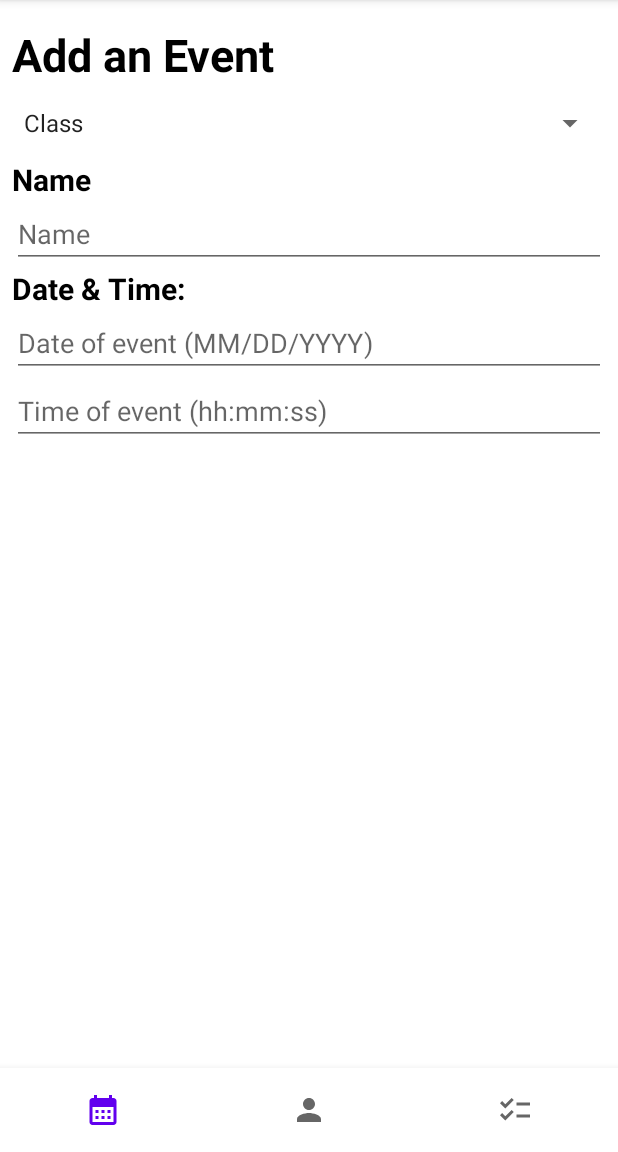
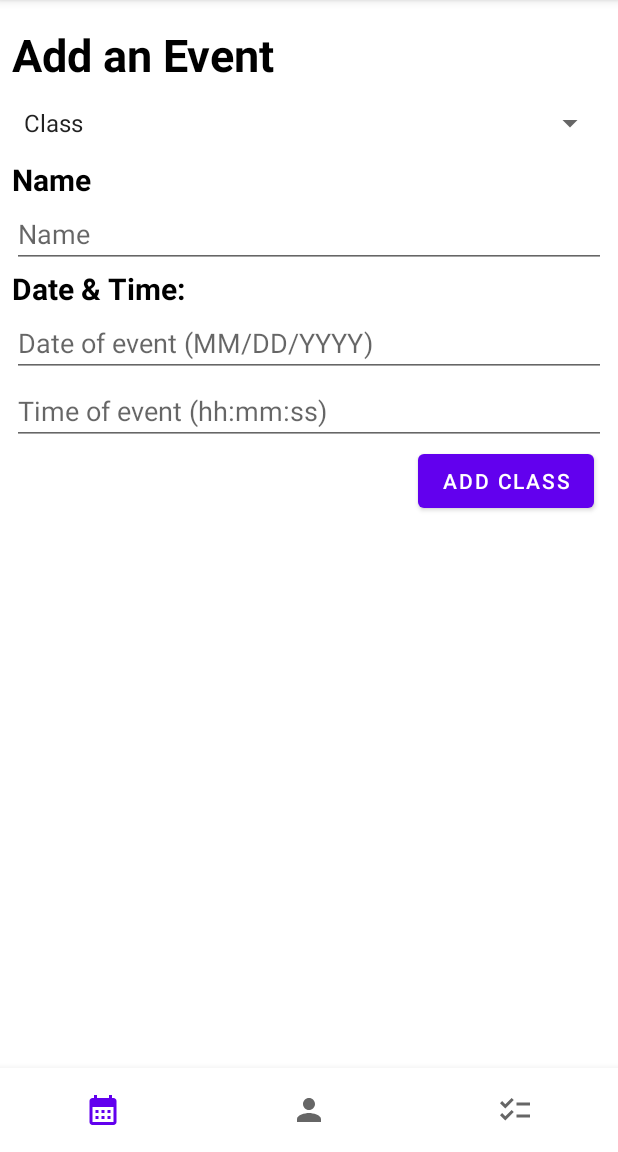
Before and after one commit to RolandHaden/SchedulerApp, an Android app: the screen it shows after launch (MainActivity), after a tap on "Add event", on a phone screen of 412 x 824 dp, the part 84-1236 px from its top. Run offline under Robolectric (Android 15) with nearby library versions, the light colour scheme and no system bars.

Commit message:
added an event class for event objects & added a listener to the spinner object to make it easier to customize the add event fragment

```diff
--- a/app/src/main/java/com/example/schedulerapp/ui/calendar/NewEventFragment.java
+++ b/app/src/main/java/com/example/schedulerapp/ui/calendar/NewEventFragment.java
@@ -5,7 +5,9 @@ import android.os.Bundle;
 import android.view.LayoutInflater;
 import android.view.View;
 import android.view.ViewGroup;
+import android.widget.AdapterView;
 import android.widget.ArrayAdapter;
+import android.widget.Button;
 import android.widget.DatePicker;
 import android.widget.EditText;
 import android.widget.Spinner;
@@ -75,6 +77,10 @@ public class NewEventFragment extends Fragment {
 
         binding = FragmentNewEventBinding.inflate(inflater, container, false);
         View root = binding.getRoot();
+        //Creating a calendar implementation for the date input for an event
+        EditText eDate = root.findViewById(R.id.editTextDate);
+        Button addButton = (Button) root.findViewById(R.id.addEventButton);
+        //Spinner object
         Spinner spinner = (Spinner) root.findViewById(R.id.spinnerEvent);
         // Create an ArrayAdapter using the string array and a default spinner layout.
         ArrayAdapter<CharSequence> adapter = ArrayAdapter.createFromResource(
@@ -82,13 +88,23 @@ public class NewEventFragment extends Fragment {
                 R.array.events,
                 android.R.layout.simple_spinner_item
         );
+        //Spinner Listener that updates the add button when selection is made
+        //TODO implement the spinner listener to possibly change views too!
+        spinner.setOnItemSelectedListener(new AdapterView.OnItemSelectedListener() {
+            public void onItemSelected(AdapterView<?> adapterView, View view, int i, long l) {
+                addButton.setText("ADD " + spinner.getSelectedItem().toString());
+            }
+
+            public void onNothingSelected(AdapterView<?> adapterView) {
+                addButton.setText("ADD EVENT");
+            }
+        });
         // Specify the layout to use when the list of choices appears.
         adapter.setDropDownViewResource(android.R.layout.simple_spinner_dropdown_item);
         // Apply the adapter to the spinner.
         spinner.setAdapter(adapter);
 
-        //Creating a calendar implementation for the date input for an event
-        EditText eDate = root.findViewById(R.id.editTextDate);
+
         //Listens for when the user clicks on the EditText view. Focusable is disabled
         //so this is how the user will interact w/ date editing.
         eDate.setOnClickListener(new View.OnClickListener() {
--- a/app/src/main/res/layout/fragment_new_event.xml
+++ b/app/src/main/res/layout/fragment_new_event.xml
@@ -72,8 +72,16 @@
             android:layout_width="match_parent"
             android:layout_height="wrap_content"
             android:ems="10"
-            android:inputType="time"
             android:hint="Time of event (hh:mm:ss)"
+            android:inputType="time" />
+
+        <Button
+            android:id="@+id/addEventButton"
+            android:layout_width="wrap_content"
+            android:layout_height="wrap_content"
+            android:text="Add event"
+            android:layout_gravity="right"
+            android:layout_marginEnd="8dp"
             />
     </LinearLayout>
 
```
Also changed, not shown: app/src/main/java/com/example/schedulerapp/Event.java (added, +41 -0 lines).
